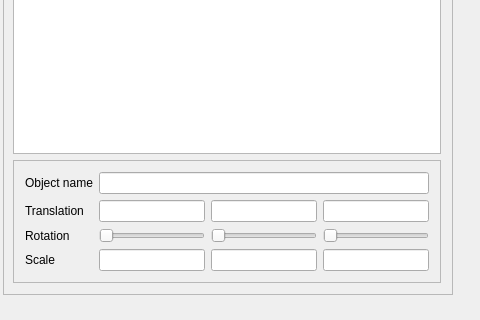
Before: the Qt Designer form Infographie-TP1/mainwindow.ui in xaqq/scene-editor, drawn with Qt 5; both pictures show x 0 to 480 and y 229 to 549 of the 827 by 549 pixel window.
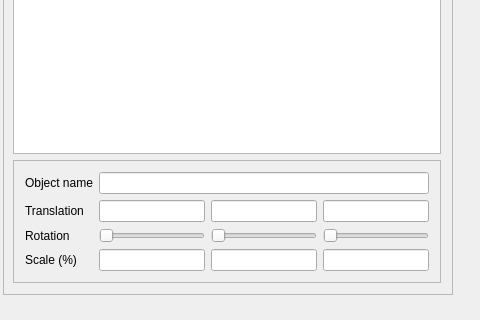
After: the same form once the commit is applied. Custom widgets are drawn as their Qt base class.

Patch:
```diff
--- a/Infographie-TP1/mainwindow.ui
+++ b/Infographie-TP1/mainwindow.ui
@@ -172,7 +172,7 @@
              <item row="4" column="0">
               <widget class="QLabel" name="label_5">
                <property name="text">
-                <string>Scale</string>
+                <string>Scale (%)</string>
                </property>
               </widget>
              </item>
```
Left out of the diff: 8 changed lines with no effect on the pictures.
